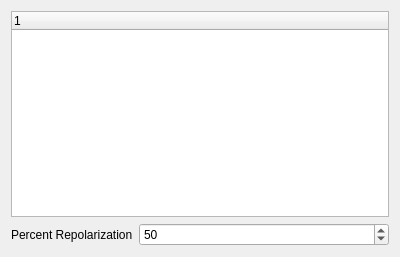
Above: LongQtMain/mvarmenu.ui from hundlab/LongQt before the change. Below: the same form after it.
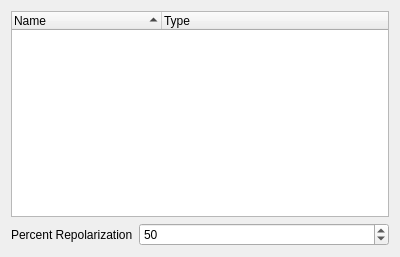
That is the form after the change.

Commit message: added type row to mvarmenu

The edit to the form file:
```diff
--- a/LongQtMain/mvarmenu.ui
+++ b/LongQtMain/mvarmenu.ui
@@ -16,9 +16,26 @@
   <layout class="QVBoxLayout" name="verticalLayout">
    <item>
     <widget class="QTreeWidget" name="measView">
+     <property name="sortingEnabled">
+      <bool>true</bool>
+     </property>
+     <attribute name="headerDefaultSectionSize">
+      <number>150</number>
+     </attribute>
+     <attribute name="headerHighlightSections">
+      <bool>true</bool>
+     </attribute>
+     <attribute name="headerMinimumSectionSize">
+      <number>150</number>
+     </attribute>
      <column>
       <property name="text">
-       <string notr="true">1</string>
+       <string>Name</string>
+      </property>
+     </column>
+     <column>
+      <property name="text">
+       <string>Type</string>
       </property>
      </column>
     </widget>
```
The commit also changes 2 other files.
